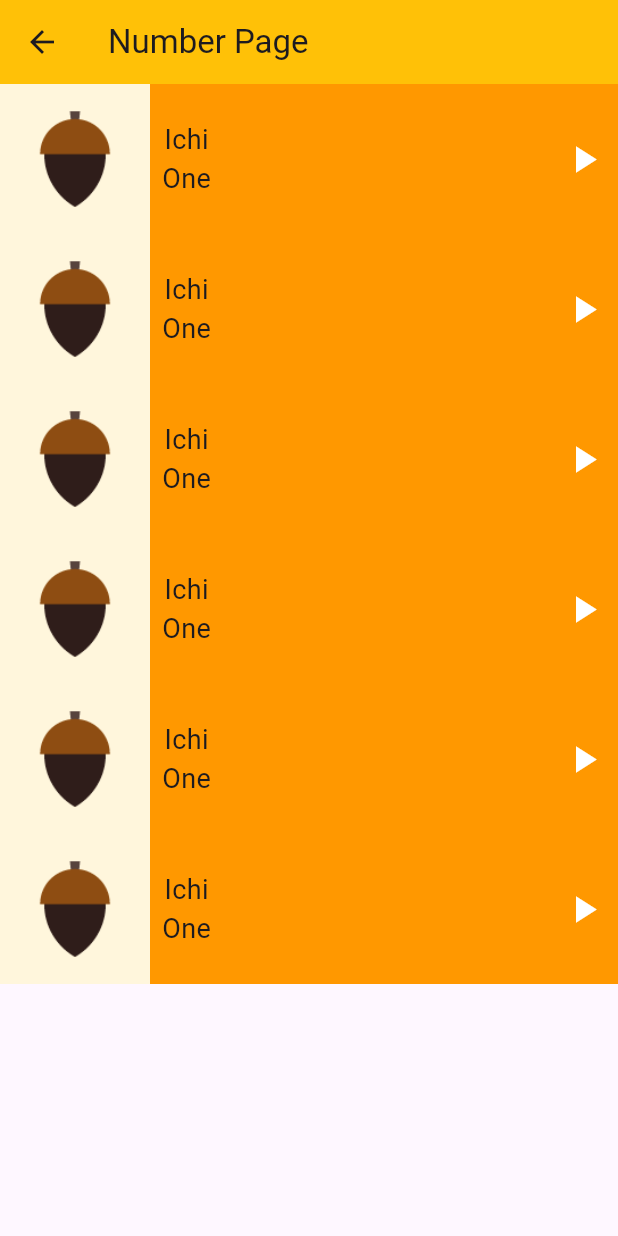
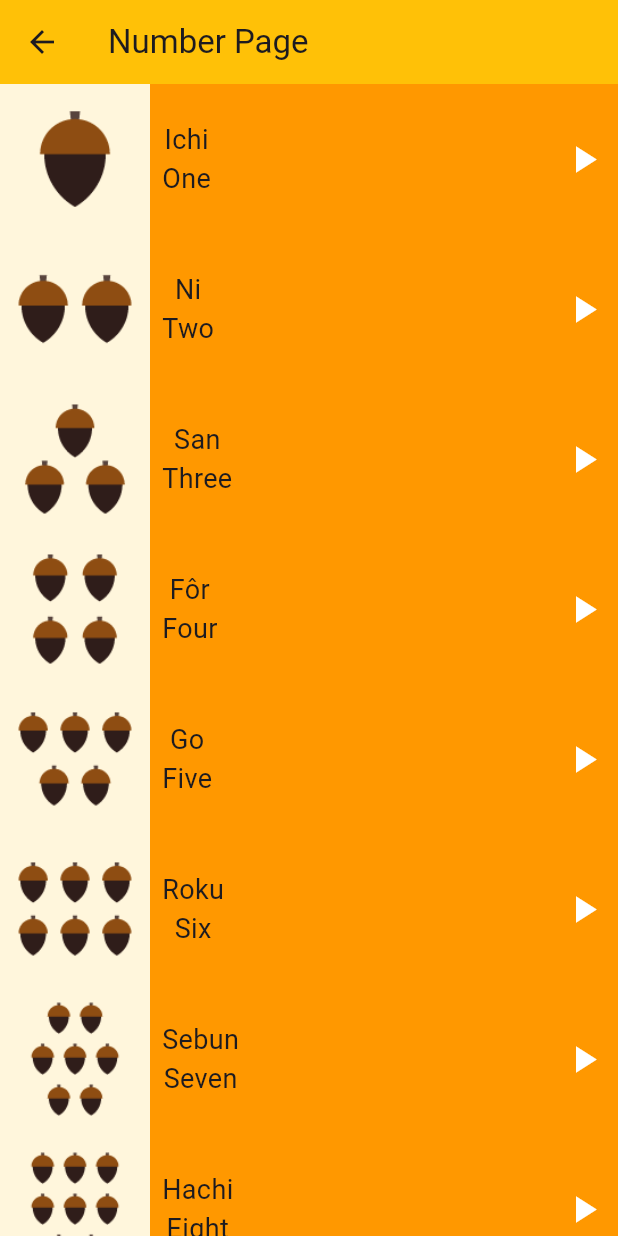
Before and after one commit to AbdullahGamal1/toku_laguage_app, a Flutter app: the Numbers screen opened directly, on a phone screen of 412 x 824 dp. Run offline on Flutter 3.47's test engine with Material 3 defaults, Android fonts, the phone set to English and light mode, and no system bars.

Commit message:
finish number screen

```diff
--- /dev/null
+++ b/lib/constance/constance.dart
@@ -0,0 +1,44 @@
+import '../models/number.dart';
+
+const List<Number> numbers = [
+  Number(
+      image: 'assets/images/numbers/number_one.png',
+      jpName: 'Ichi',
+      enName: 'One'),
+  Number(
+      image: 'assets/images/numbers/number_two.png',
+      jpName: 'Ni',
+      enName: 'Two'),
+  Number(
+      image: 'assets/images/numbers/number_three.png',
+      jpName: 'San',
+      enName: 'Three'),
+  Number(
+      image: 'assets/images/numbers/number_four.png',
+      jpName: 'Fôr',
+      enName: 'Four'),
+  Number(
+      image: 'assets/images/numbers/number_five.png',
+      jpName: 'Go',
+      enName: 'Five'),
+  Number(
+      image: 'assets/images/numbers/number_six.png',
+      jpName: 'Roku',
+      enName: 'Six'),
+  Number(
+      image: 'assets/images/numbers/number_seven.png',
+      jpName: 'Sebun',
+      enName: 'Seven'),
+  Number(
+      image: 'assets/images/numbers/number_eight.png',
+      jpName: 'Hachi',
+      enName: 'Eight'),
+  Number(
+      image: 'assets/images/numbers/number_nine.png',
+      jpName: 'Kyū',
+      enName: 'Nine'),
+  Number(
+      image: 'assets/images/numbers/number_ten.png',
+      jpName: 'Jū',
+      enName: 'Ten'),
+];
--- a/lib/screens/nembers/nembers.dart
+++ b/lib/screens/nembers/nembers.dart
@@ -1,14 +1,9 @@
 import 'package:flutter/material.dart';
 import 'package:toku/components/item_builder.dart';
 
-import '../../models/number.dart';
+import '../../constance/constance.dart';
 
 class Numbers extends StatelessWidget {
-  final Number one = const Number(
-      image: 'assets/images/numbers/number_one.png',
-      jpName: 'Ichi',
-      enName: 'One');
-
   @override
   Widget build(BuildContext context) {
     return Scaffold(
@@ -16,15 +11,10 @@ class Numbers extends StatelessWidget {
           title: const Text("Number Page"),
         ),
         body: Builder(builder: (context) {
-          return Column(
-            children: [
-              ItemBuilder(number: one),
-              ItemBuilder(number: one),
-              ItemBuilder(number: one),
-              ItemBuilder(number: one),
-              ItemBuilder(number: one),
-              ItemBuilder(number: one),
-            ],
+          return ListView.builder(
+            itemCount: numbers.length,
+            itemBuilder: (context, index) =>
+                ItemBuilder(number: numbers[index]),
           );
         }));
   }
```
